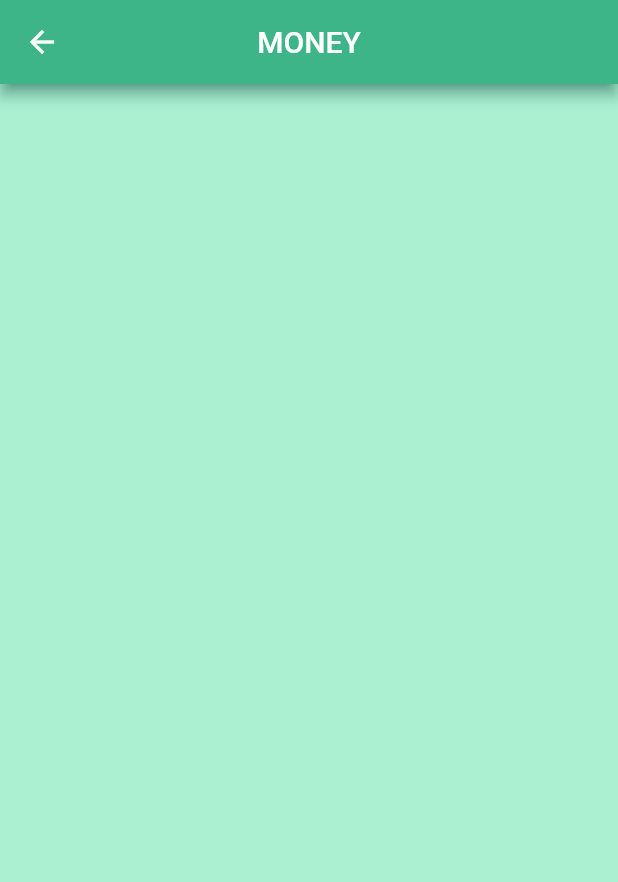
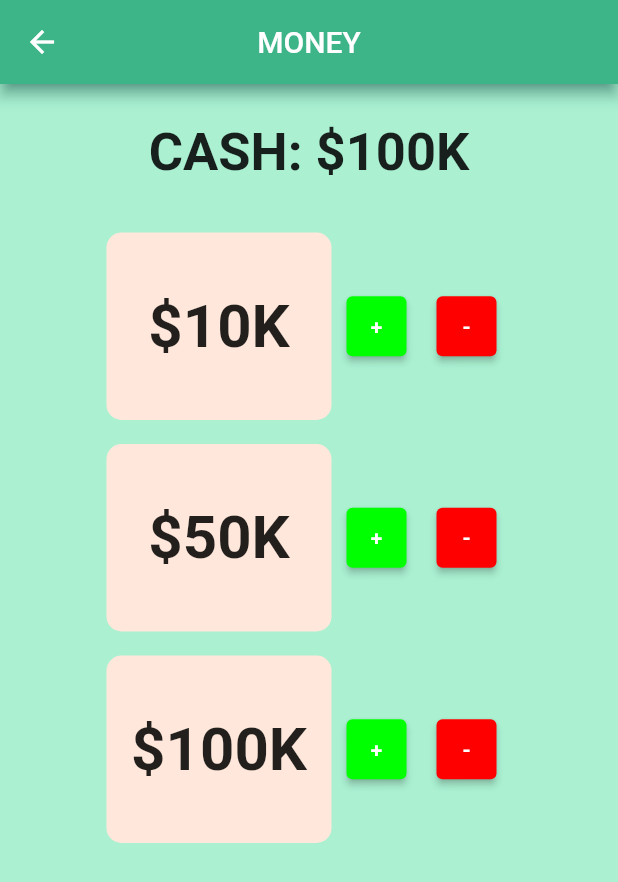
Before and after one commit to JadenHowell/Commodore, a Flutter app: the MoneyPage screen opened directly, on a phone screen of 412 x 824 dp. Shown: the top 882 px of the screen. Run offline on Flutter 3.47's test engine with Material 2 defaults, Android fonts, the phone set to English and light mode, and no system bars; our stand-ins replace socket_io_client.

Commit message:
Create money page

```diff
--- a/lib/themes/color_values.dart
+++ b/lib/themes/color_values.dart
@@ -7,4 +7,6 @@ class ColorValues {
   static Color get lightPrimaryColor => const Color(0xff4bd6a3);
   static Color get buttonColor => const Color(0xff644D43);
   static Color get textEntryColor => const Color(0xffffe8db);
+  static Color get addButtonColor => const Color(0xff00ff00);
+  static Color get minusButtonColor => const Color(0xffff0000);
 }
--- /dev/null
+++ b/lib/view/other_widgets/minus_button.dart
@@ -0,0 +1,36 @@
+import 'package:commodore/themes/color_values.dart';
+import 'package:flutter/material.dart';
+
+class MinusButton extends StatelessWidget {
+  const MinusButton({Key? key, required this.callback}) : super(key: key);
+
+  final Function callback;
+
+  @override
+  Widget build(BuildContext context) {
+    return SizedBox(
+      height: 40,
+      width: 40,
+      child: ElevatedButton(
+        onPressed: () => callback(),
+        child: const Text(
+          "-",
+          style: TextStyle(
+            color: Colors.white,
+            fontWeight: FontWeight.bold,
+          ),
+        ),
+        style: ButtonStyle(
+          backgroundColor: MaterialStateProperty.resolveWith<Color>(
+            (Set<MaterialState> states) {
+              if (states.contains(MaterialState.pressed)) {
+                return ColorValues.minusButtonColor.withOpacity(0.5);
+              }
+              return ColorValues.minusButtonColor;
+            },
+          ),
+        ),
+      ),
+    );
+  }
+}
--- /dev/null
+++ b/lib/view/other_widgets/plus_button.dart
@@ -0,0 +1,36 @@
+import 'package:commodore/themes/color_values.dart';
+import 'package:flutter/material.dart';
+
+class PlusButton extends StatelessWidget {
+  const PlusButton({Key? key, required this.callback}) : super(key: key);
+
+  final Function callback;
+
+  @override
+  Widget build(BuildContext context) {
+    return SizedBox(
+      height: 40,
+      width: 40,
+      child: ElevatedButton(
+        onPressed: () => callback(),
+        child: const Text(
+          "+",
+          style: TextStyle(
+            color: Colors.white,
+            fontWeight: FontWeight.bold,
+          ),
+        ),
+        style: ButtonStyle(
+          backgroundColor: MaterialStateProperty.resolveWith<Color>(
+                (Set<MaterialState> states) {
+              if (states.contains(MaterialState.pressed)) {
+                return ColorValues.addButtonColor.withOpacity(0.5);
+              }
+              return ColorValues.addButtonColor;
+            },
+          ),
+        ),
+      ),
+    );
+  }
+}
--- a/lib/view/pages/game_page.dart
+++ b/lib/view/pages/game_page.dart
@@ -71,7 +71,7 @@ class _GamePageState extends State<GamePage> {
             "STOCKS",
             style: TextStyle(
               fontWeight: FontWeight.bold,
-              fontSize: 20,
+              fontSize: 30,
             ),
           ),
         ),
@@ -91,7 +91,7 @@ class _GamePageState extends State<GamePage> {
             "MONEY",
             style: TextStyle(
               fontWeight: FontWeight.bold,
-              fontSize: 20,
+              fontSize: 30,
             ),
           ),
         ),
--- a/lib/view/pages/money_page.dart
+++ b/lib/view/pages/money_page.dart
@@ -1,3 +1,7 @@
+import 'package:commodore/data_cache.dart';
+import 'package:commodore/themes/color_values.dart';
+import 'package:commodore/view/other_widgets/minus_button.dart';
+import 'package:commodore/view/other_widgets/plus_button.dart';
 import 'package:flutter/material.dart';
 
 class MoneyPage extends StatefulWidget {
@@ -10,6 +14,7 @@ class MoneyPage extends StatefulWidget {
 class _MoneyPageState extends State<MoneyPage> {
   @override
   Widget build(BuildContext context) {
+    DataCache _cache = DataCache.getInstance();
     return Scaffold(
       appBar: AppBar(
         title: const Text("MONEY"),
@@ -17,9 +22,103 @@ class _MoneyPageState extends State<MoneyPage> {
       ),
       body: Column(
         children: <Widget> [
+          const SizedBox(height:25),
 
+          Center(
+            child: Text(
+                "CASH: \$" + _cache.player.cashToString(),
+                style: const TextStyle(
+                  fontWeight: FontWeight.bold,
+                  fontSize: 35,
+                )
+            ),
+          ),
+
+          const SizedBox(height: 25,),
+
+          Padding(
+            padding: const EdgeInsets.all(8.0),
+            child: Row(
+              mainAxisAlignment: MainAxisAlignment.center,
+              children: <Widget> [
+                _displayBox("\$10K"),
+                Padding(
+                  padding: const EdgeInsets.fromLTRB(10, 0, 10, 0),
+                  child: PlusButton(callback: () => {}),
+                ),
+                Padding(
+                  padding: const EdgeInsets.fromLTRB(10, 0, 10, 0),
+                  child: MinusButton(callback: () => {}),
+                )
+              ],
+            ),
+          ),
+
+          Padding(
+            padding: const EdgeInsets.all(8.0),
+            child: Row(
+              mainAxisAlignment: MainAxisAlignment.center,
+              children: <Widget> [
+                _displayBox("\$50K"),
+                Padding(
+                  padding: const EdgeInsets.fromLTRB(10, 0, 10, 0),
+                  child: PlusButton(callback: () => {}),
+                ),
+                Padding(
+                  padding: const EdgeInsets.fromLTRB(10, 0, 10, 0),
+                  child: MinusButton(callback: () => {}),
+                )
+              ],
+            ),
+          ),
+
+          Padding(
+            padding: const EdgeInsets.all(8.0),
+            child: Row(
+              mainAxisAlignment: MainAxisAlignment.center,
+              children: <Widget> [
+                _displayBox("\$100K"),
+                Padding(
+                  padding: const EdgeInsets.fromLTRB(10, 0, 10, 0),
+                  child: PlusButton(callback: () => {}),
+                ),
+                Padding(
+                  padding: const EdgeInsets.fromLTRB(10, 0, 10, 0),
+                  child: MinusButton(callback: () => {}),
+                )
+              ],
+            ),
+          ),
         ],
       ),
     );
   }
+
+  Widget _displayBox(String display){
+    return DecoratedBox(
+      decoration: _displayBoxDecoration,
+      child: SizedBox(
+        height: 125,
+        width: 150,
+        child: Center(
+          child: Text(
+            display,
+            style: _displayStyle,
+          ),
+        ),
+      ),
+    );
+  }
+
+  final TextStyle _displayStyle = const TextStyle(
+    fontWeight: FontWeight.bold,
+    fontSize: 40,
+  );
+
+  final BoxDecoration _displayBoxDecoration = BoxDecoration(
+    border: Border.all(color: Colors.transparent),
+    borderRadius: const BorderRadius.all(Radius.circular(10)),
+    color: ColorValues.textEntryColor,
+  );
+
 }
```
